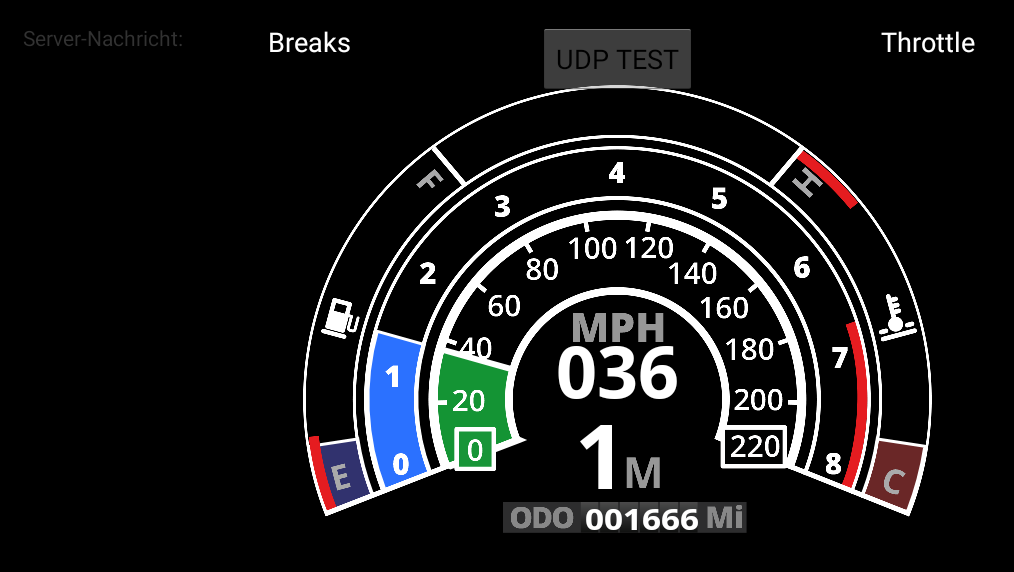
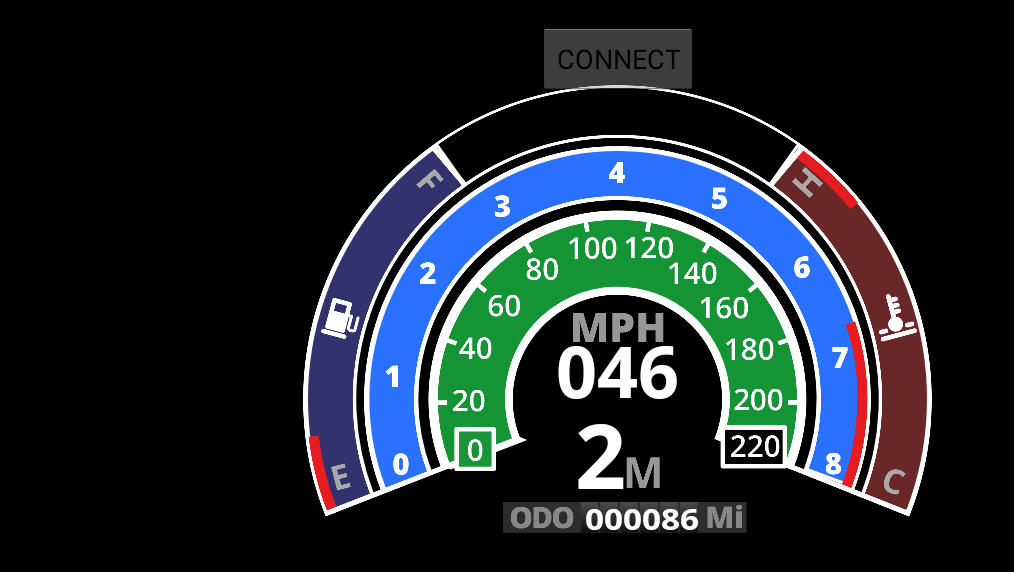
Before and after one commit to BeamNG/remotecontrol, an Android app: the screen it shows after launch (MainActivity), on a phone screen of 824 x 412 dp (held sideways). Shown: the top 572 px of the screen, without its empty margins (0-1014 px from the left). Run offline under Robolectric (Android 15) with nearby library versions, the phone set to English and light mode, and no system bars.

Commit message:
Implemented parser for bitstream recieved from the game. Smoother animations for indicatorbars. Connecting-Dialog added.

```diff
--- a/Android/Udpsteering/app/src/main/java/com/beamng/udpsteering/UdpExploreSender.java
+++ b/Android/Udpsteering/app/src/main/java/com/beamng/udpsteering/UdpExploreSender.java
@@ -63,7 +63,6 @@ public class UdpExploreSender extends AsyncTask<String, String, String> {
         this.aContext = activityContext;
         this.listener = listener;
         this.Iadr = iadrr;
-        serverMessage =(TextView) aContext.findViewById(R.id.tv_servmess);
     }
 
     @Override
@@ -110,7 +109,6 @@ public class UdpExploreSender extends AsyncTask<String, String, String> {
     @Override
     protected void onProgressUpdate(String... values) {
         super.onProgressUpdate(values);
-        serverMessage.setText("Server-Nachricht: "+ Arrays.toString(values));
         if (Arrays.toString(values).equals("[beamng]")){
             bKeepRunning = false;
             listener.onUdpConnected(hostadress);
--- a/Android/Udpsteering/app/src/main/res/layout-large/activity_main.xml
+++ b/Android/Udpsteering/app/src/main/res/layout-large/activity_main.xml
@@ -17,9 +17,7 @@
             android:layout_weight="50"
             android:layout_centerHorizontal="true"
             android:id="@+id/breakcontrol"
-            android:text="Breaks"
             android:paddingTop="10dp"
-            android:textColor="@color/white"
             android:gravity="top|center_horizontal"
             android:background="@drawable/custombutton"
             android:layout_margin="5dp"/>
@@ -30,10 +28,8 @@
             android:layout_weight="50"
             android:layout_centerHorizontal="true"
             android:id="@+id/throttlecontrol"
-            android:text="Throttle"
             android:paddingTop="10dp"
             android:layout_alignParentRight="true"
-            android:textColor="#FFFFFF"
             android:gravity="top|center_horizontal"
             android:background="@drawable/custombutton"
             android:layout_margin="5dp"/>
@@ -58,8 +54,8 @@
         android:layout_width="360dp"
         android:layout_height="600dp"
         android:indeterminate="false"
-        android:progress="510"
-        android:max="1000"
+        android:progress="70"
+        android:max="200"
         android:rotation="159"
         android:progressDrawable="@drawable/circular_progress_bar_15"
         android:padding="20dp"
@@ -74,8 +70,8 @@
             android:layout_width="520dp"
             android:layout_height="600dp"
             android:indeterminate="false"
-            android:progress="600"
-            android:max="1000"
+            android:progress="80"
+            android:max="200"
             android:rotation="159"
             android:progressDrawable="@drawable/circular_progress_bar_215"
             android:layout_marginTop="179dp"
@@ -88,8 +84,8 @@
         android:layout_width="655dp"
         android:layout_height="600dp"
         android:indeterminate="false"
-        android:progress="209"
-        android:max="1000"
+        android:progress="30"
+        android:max="200"
         android:rotation="159"
         android:progressDrawable="@drawable/circular_progress_bar_315"
         android:layout_marginTop="184dp"
@@ -102,8 +98,8 @@
         android:layout_width="660dp"
         android:layout_height="600dp"
         android:indeterminate="false"
-        android:progress="209"
-        android:max="1000"
+        android:progress="20"
+        android:max="200"
         android:rotation="201"
         android:progressDrawable="@drawable/circular_progress_bar_415"
         android:layout_marginTop="185dp"
@@ -126,7 +122,7 @@
         android:layout_height="wrap_content"
         android:textSize="72sp"
         udpsteering:fontName="OpenSans-Bold.ttf"
-        android:text="046"
+        android:text="127"
         android:textColor="#FFFFFF"
         android:layout_below="@+id/anchor"
         android:layout_centerHorizontal="true"
@@ -138,7 +134,7 @@
         android:layout_height="wrap_content"
         android:textSize="90sp"
         udpsteering:fontName="OpenSans-Bold.ttf"
-        android:text="2"
+        android:text="4"
         android:textColor="#FFFFFF"
         android:layout_below="@id/anchor"
         android:layout_toLeftOf="@id/anchor"
@@ -169,20 +165,13 @@
 
 </RelativeLayout>
 
-    <TextView
-        android:id="@+id/tv_servmess"
-        android:layout_width="wrap_content"
-        android:layout_height="wrap_content"
-        android:layout_alignParentTop="true"
-        android:text="Server-Nachricht:"
-        android:paddingLeft="15dp"
-        android:paddingTop="15dp"/>
+
     <Button
         android:layout_width="wrap_content"
         android:layout_height="wrap_content"
         android:layout_centerHorizontal="true"
         android:id="@+id/button"
-        android:text="UDP TEST"
+        android:text="CONNECT"
         android:layout_marginTop="15dp"/>
 
 
--- a/Android/Udpsteering/app/src/main/res/layout-xlarge/activity_main.xml
+++ b/Android/Udpsteering/app/src/main/res/layout-xlarge/activity_main.xml
@@ -16,9 +16,7 @@
             android:layout_weight="50"
             android:layout_centerHorizontal="true"
             android:id="@+id/breakcontrol"
-            android:text="Breaks"
             android:paddingTop="10dp"
-            android:textColor="@color/white"
             android:gravity="top|center_horizontal"
             android:background="@drawable/custombutton"
             android:layout_margin="5dp"/>
@@ -29,10 +27,8 @@
             android:layout_weight="50"
             android:layout_centerHorizontal="true"
             android:id="@+id/throttlecontrol"
-            android:text="Throttle"
             android:paddingTop="10dp"
             android:layout_alignParentRight="true"
-            android:textColor="#FFFFFF"
             android:gravity="top|center_horizontal"
             android:background="@drawable/custombutton"
             android:layout_margin="5dp"/>
@@ -47,18 +43,14 @@
         android:layout_centerVertical="true"
         >
 
-
-
-
-
         <ProgressBar
             android:id="@+id/progressBar"
             style="?android:attr/progressBarStyleHorizontal"
             android:layout_width="365dp"
             android:layout_height="600dp"
             android:indeterminate="false"
-            android:progress="616"
-            android:max="1000"
+            android:progress="123"
+            android:max="200"
             android:rotation="159"
             android:progressDrawable="@drawable/circular_progress_bar_15"
             android:padding="20dp"
@@ -73,8 +65,8 @@
             android:layout_width="520dp"
             android:layout_height="600dp"
             android:indeterminate="false"
-            android:progress="616"
-            android:max="1000"
+            android:progress="123"
+            android:max="200"
             android:rotation="159"
             android:progressDrawable="@drawable/circular_progress_bar_215"
             android:layout_marginTop="179dp"
@@ -88,8 +80,8 @@
             android:layout_width="660dp"
             android:layout_height="600dp"
             android:indeterminate="false"
-            android:progress="209"
-            android:max="1000"
+            android:progress="42"
+            android:max="200"
             android:rotation="159"
             android:progressDrawable="@drawable/circular_progress_bar_315"
             android:layout_marginTop="185dp"
@@ -102,8 +94,8 @@
             android:layout_width="660dp"
             android:layout_height="600dp"
             android:indeterminate="false"
-            android:progress="209"
-            android:max="1000"
+            android:progress="42"
+            android:max="200"
             android:rotation="201"
             android:progressDrawable="@drawable/circular_progress_bar_415"
             android:layout_marginTop="185dp"
@@ -169,20 +161,12 @@
 
     </RelativeLayout>
 
-    <TextView
-        android:id="@+id/tv_servmess"
-        android:layout_width="wrap_content"
-        android:layout_height="wrap_content"
-        android:layout_alignParentTop="true"
-        android:text="Server-Nachricht:"
-        android:paddingLeft="15dp"
-        android:paddingTop="15dp"/>
     <Button
         android:layout_width="wrap_content"
         android:layout_height="wrap_content"
         android:layout_centerHorizontal="true"
         android:id="@+id/button"
-        android:text="UDP TEST"
+        android:text="CONNECT"
         android:layout_marginTop="15dp"/>
 
 
--- a/Android/Udpsteering/app/src/main/res/layout/activity_main.xml
+++ b/Android/Udpsteering/app/src/main/res/layout/activity_main.xml
@@ -16,9 +16,7 @@
             android:layout_weight="50"
             android:layout_centerHorizontal="true"
             android:id="@+id/breakcontrol"
-            android:text="Breaks"
             android:paddingTop="10dp"
-            android:textColor="@color/white"
             android:gravity="top|center_horizontal"
             android:background="@drawable/custombutton"
             android:layout_margin="5dp"/>
@@ -29,10 +27,8 @@
             android:layout_weight="50"
             android:layout_centerHorizontal="true"
             android:id="@+id/throttlecontrol"
-            android:text="Throttle"
             android:paddingTop="10dp"
             android:layout_alignParentRight="true"
-            android:textColor="#FFFFFF"
             android:gravity="top|center_horizontal"
             android:background="@drawable/custombutton"
             android:layout_margin="5dp"/>
@@ -59,8 +55,8 @@
         android:layout_width="255dp"
         android:layout_height="325dp"
         android:indeterminate="false"
-        android:progress="615"
-        android:max="1000"
+        android:progress="123"
+        android:max="200"
         android:rotation="159"
         android:progressDrawable="@drawable/circular_progress_bar"
         android:padding="20dp"
@@ -76,8 +72,8 @@
             android:layout_width="390dp"
             android:layout_height="325dp"
             android:indeterminate="false"
-            android:progress="616"
-            android:max="1000"
+            android:progress="123"
+            android:max="200"
             android:rotation="159"
             android:progressDrawable="@drawable/circular_progress_bar2"
             android:layout_marginTop="120dp"
@@ -90,8 +86,8 @@
         android:layout_width="510dp"
         android:layout_height="325dp"
         android:indeterminate="false"
-        android:progress="210"
-        android:max="1000"
+        android:progress="42"
+        android:max="200"
         android:rotation="159"
         android:progressDrawable="@drawable/circular_progress_bar3"
         android:layout_marginTop="120dp"
@@ -104,8 +100,8 @@
         android:layout_width="510dp"
         android:layout_height="325dp"
         android:indeterminate="false"
-        android:progress="209"
-        android:max="1000"
+        android:progress="42"
+        android:max="200"
         android:rotation="201"
         android:progressDrawable="@drawable/circular_progress_bar4"
         android:layout_marginTop="120dp"
@@ -174,15 +170,6 @@
 
 </RelativeLayout>
 
-    <TextView
-        android:id="@+id/tv_servmess"
-        android:layout_width="wrap_content"
-        android:layout_height="wrap_content"
-        android:layout_alignParentTop="true"
-        android:text="Server-Nachricht:"
-        android:paddingLeft="15dp"
-        android:paddingTop="15dp"/>
-
 
 
     <Button
@@ -190,7 +177,7 @@
         android:layout_height="wrap_content"
         android:layout_centerHorizontal="true"
         android:id="@+id/button"
-        android:text="UDP TEST"
+        android:text="CONNECT"
         android:layout_marginTop="15dp"/>
 
 
```
Also changed, not shown: Android/Udpsteering/app/src/main/java/com/beamng/udpsteering/MainActivity.java (+93 -41 lines), Android/Udpsteering/app/src/main/java/com/beamng/udpsteering/Recievepacket.java (added, +101 -0 lines).
